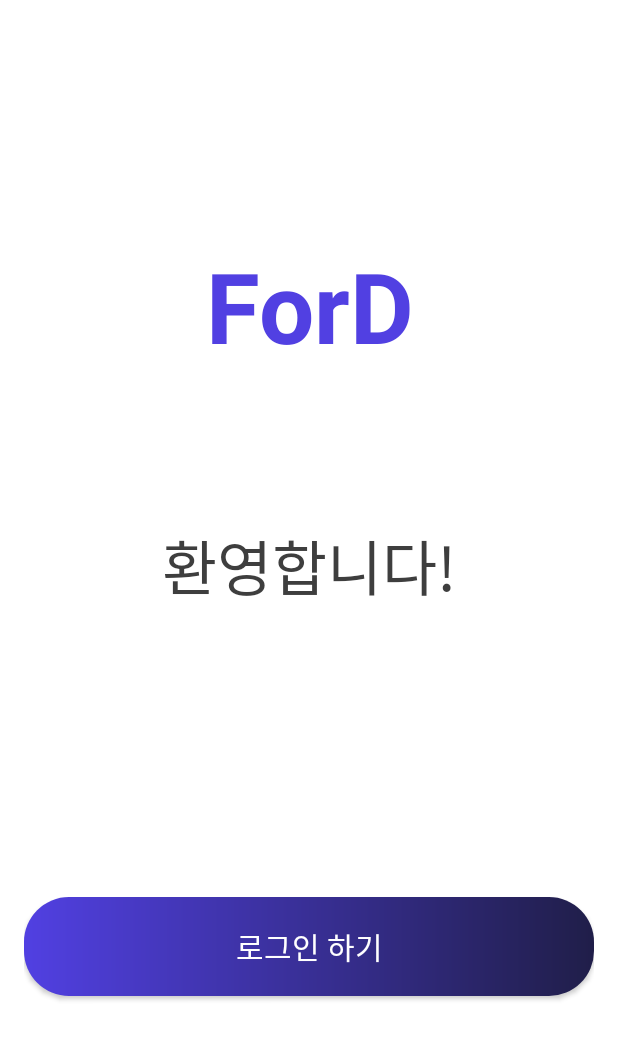
After one commit to SoominRyu/ForD, an Android app: the SignIn3Activity screen opened directly, with no data from a screen before it, on a phone screen of 412 x 824 dp. The commit adds this screen. Shown: the top 1040 px of the screen. Run offline under Robolectric (Android 15) with nearby library versions, the phone set to English and light mode, and no system bars.

Commit message:
20210709 activity_sign_in3 xml 추가

```diff
--- a/app/src/main/AndroidManifest.xml
+++ b/app/src/main/AndroidManifest.xml
@@ -9,7 +9,8 @@
         android:roundIcon="@mipmap/ic_launcher_round"
         android:supportsRtl="true"
         android:theme="@style/Theme.AppCompat.NoActionBar">
-        <activity android:name=".SignIn2Activity"></activity>
+        <activity android:name=".SignIn3Activity"></activity>
+        <activity android:name=".SignIn2Activity" />
         <activity android:name=".SignInActivity" />
         <activity android:name=".MainActivity" />
         <activity android:name=".LoginActivity" />
--- a/app/src/main/java/com/example/blackice/LoginActivity.java
+++ b/app/src/main/java/com/example/blackice/LoginActivity.java
@@ -29,8 +29,8 @@ public class LoginActivity extends AppCompatActivity {
             @Override
             public void onClick(View v) {
                 // SignipActivity 연결 - 예현 만드는 중(7/9)
-                //Intent intent = new Intent(LoginActivity.this, SignInActivity.class);
-                //startActivity(intent);
+                Intent intent = new Intent(LoginActivity.this, SignInActivity.class);
+                startActivity(intent);
             }
         });
 
--- /dev/null
+++ b/app/src/main/java/com/example/blackice/SignIn3Activity.java
@@ -0,0 +1,28 @@
+package com.example.blackice;
+
+import androidx.appcompat.app.AppCompatActivity;
+import android.os.Bundle;
+import android.content.Intent;
+import android.os.Bundle;
+import android.view.View;
+import android.widget.Button;
+import android.widget.EditText;
+
+public class SignIn3Activity extends AppCompatActivity {
+    //private Button goLogin;
+    @Override
+    protected void onCreate(Bundle savedInstanceState) {
+        super.onCreate(savedInstanceState);
+        setContentView(R.layout.activity_sign_in3);
+
+        //LoginActivity로 연결
+        Button goLogin = findViewById(R.id.LoginBtn3);
+        goLogin.setOnClickListener(new View.OnClickListener() {
+            @Override
+            public void onClick(View view) {
+                Intent intent = new Intent(SignIn3Activity.this, LoginActivity.class);
+                startActivity(intent);
+            }
+        });
+    }
+}
--- a/app/src/main/java/com/example/blackice/SignInActivity.java
+++ b/app/src/main/java/com/example/blackice/SignInActivity.java
@@ -3,6 +3,7 @@ package com.example.blackice;
 import androidx.appcompat.app.AppCompatActivity;
 
 import android.os.Bundle;
+import android.widget.Button;
 import android.widget.CompoundButton;
 
 public class SignInActivity extends AppCompatActivity {
@@ -12,6 +13,8 @@ public class SignInActivity extends AppCompatActivity {
         super.onCreate(savedInstanceState);
         setContentView(R.layout.activity_sign_in);
 
+
+
     }
 
 }
--- /dev/null
+++ b/app/src/main/res/layout/activity_sign_in3.xml
@@ -0,0 +1,63 @@
+<?xml version="1.0" encoding="utf-8"?>
+<LinearLayout xmlns:android="http://schemas.android.com/apk/res/android"
+    xmlns:app="http://schemas.android.com/apk/res-auto"
+    xmlns:tools="http://schemas.android.com/tools"
+    android:layout_width="match_parent"
+    android:layout_height="match_parent"
+    android:padding="16dp"
+    android:orientation="vertical"
+    tools:context=".SignIn3Activity"
+    android:gravity="center"
+    android:background="@color/white"
+    >
+
+    <TextView
+        android:id="@+id/text1"
+        android:layout_width="match_parent"
+        android:layout_height="wrap_content"
+        android:gravity="center_horizontal"
+        android:text="ForD"
+        android:textColor="#5140E2"
+        android:textSize="65dp"
+        android:textStyle="bold" />
+
+    <TextView
+        android:id="@+id/text2_hello"
+        android:layout_width="match_parent"
+        android:layout_height="wrap_content"
+        android:fontFamily="@font/gmarketsans_medium"
+        android:gravity="center_horizontal"
+        android:text="환영합니다!"
+        android:textColor="#3E3E3E"
+        android:textSize="40dp"
+        android:textStyle="normal"
+        android:layout_marginTop="100dp"/>
+
+    <TextView
+        android:id="@+id/text2_name"
+        android:layout_width="match_parent"
+        android:layout_height="wrap_content"
+        android:gravity="center_horizontal"
+        tools:text="오늘도 ForD와 함께\n안전운전 하세요!"
+        android:textColor="#3E3E3E"
+        android:textSize="30dp"
+        android:textStyle="normal"
+        android:layout_marginTop="50dp"/>
+
+    <Button
+        android:id="@+id/LoginBtn3"
+        android:layout_width="match_parent"
+        android:layout_height="wrap_content"
+        android:layout_marginTop="100dp"
+        android:layout_gravity="center_vertical|center_horizontal"
+        android:background="@drawable/button_background"
+        android:fontFamily="@font/gmarketsans_medium"
+        android:text="로그인 하기"
+        android:textColor="#ffffff"
+        android:textSize="20dp"
+        android:padding="18dp"
+        />
+
+
+
+</LinearLayout>
```
